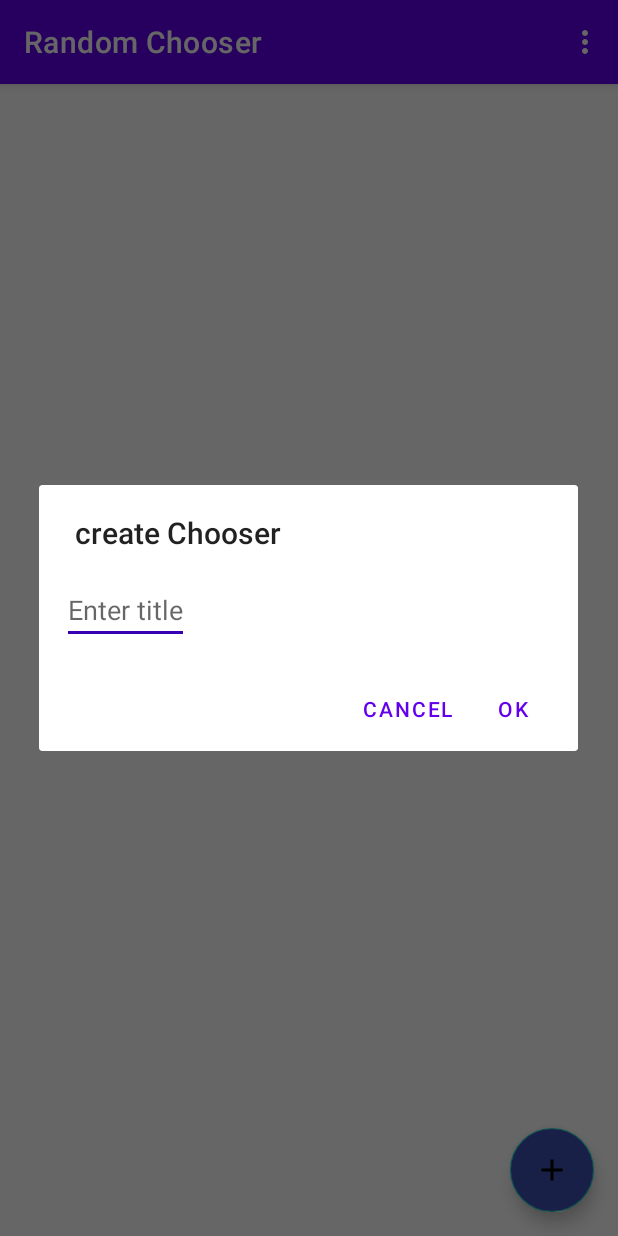
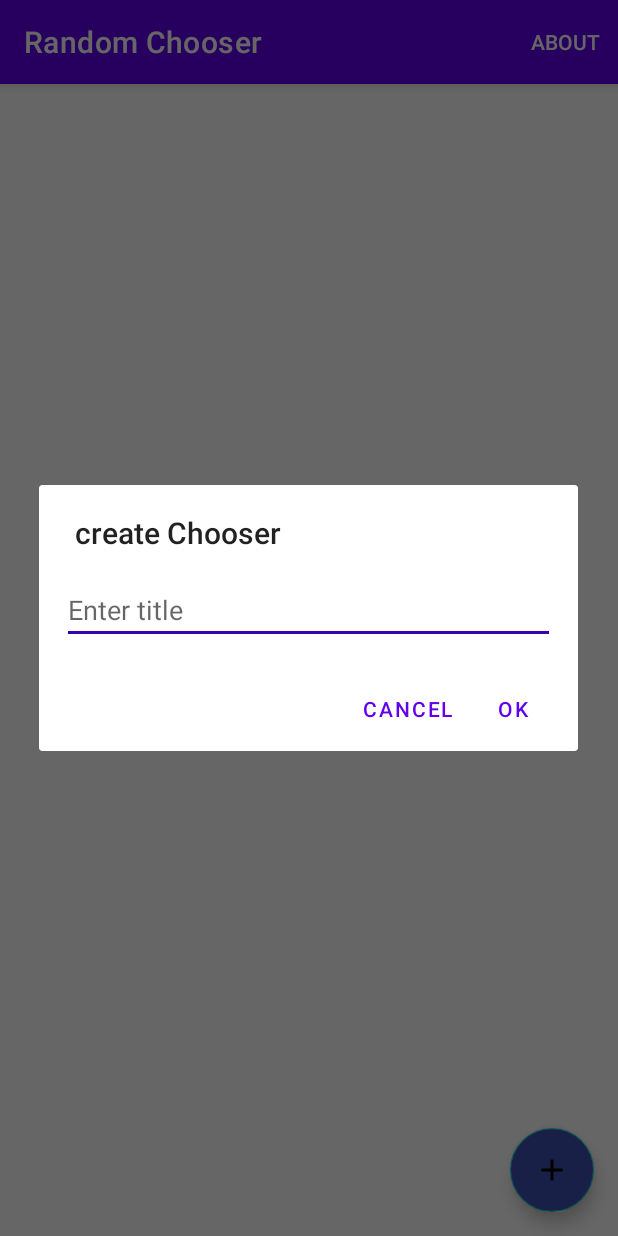
Before and after one commit to lucianojung/Random_Generator_App_With_Weighting, an Android app: the screen it shows after launch (MainActivity), after a tap on an icon or button, on a phone screen of 412 x 824 dp. Run offline under Robolectric (Android 15) with nearby library versions, the phone set to English and light mode, and no system bars; our stand-ins replace Room's generated code; libraries missing offline, so code that uses them is left out: android.arch.persistence.

Commit message:
better layout and bugfix for database, ready for release

```diff
--- a/mobile/src/main/java/de/lucianojung/random_generator/MainActivity.java
+++ b/mobile/src/main/java/de/lucianojung/random_generator/MainActivity.java
@@ -30,14 +30,14 @@ public class MainActivity<T extends Adapter> extends AppCompatActivity {
     private ListView listView;
     private AppDatabase database;
     private enum DialogType{
-        ADD, EDIT, REMOVE
+        ADD, EDIT, REMOVE, ABOUT
     }
 
     @Override
     protected void onCreate(Bundle savedInstanceState) {
         super.onCreate(savedInstanceState);
         setContentView(R.layout.activity_main);
-        Toolbar toolbar = (Toolbar) findViewById(R.id.toolbar_chooser);
+        Toolbar toolbar = findViewById(R.id.toolbar_chooser);
         setSupportActionBar(toolbar);
 
         //TaskList
@@ -74,20 +74,23 @@ public class MainActivity<T extends Adapter> extends AppCompatActivity {
         fab.setOnClickListener(new View.OnClickListener() {
             @Override
             public void onClick(View view) {
+//                FragmentManager fragmentManager = getSupportFragmentManager();
+//                AddGeneratorDialogFragment addGeneratorDialogFragment = AddGeneratorDialogFragment.newInstance("Some Title");
+//                addGeneratorDialogFragment.show(fragmentManager, getString(R.string.dialog_title_create_generator));
                 showDialog(DialogType.ADD, null);
             }
         });
-        loadDatabase();
-
     }
 
     @Override
     public void onStart() {
+        loadDatabase();
         super.onStart();
     }
 
     @SuppressLint("StaticFieldLeak")
     private void loadDatabase() {
+        generatorArrayAdapter.clear();
         new AsyncTask<Void, Void, List<RandomGenerator>>(){
             @Override
             protected List<RandomGenerator> doInBackground(Void... params) {
@@ -99,6 +102,12 @@ public class MainActivity<T extends Adapter> extends AppCompatActivity {
                 generatorArrayAdapter.addAll(items);
             }
         }.execute();
+    }
+
+    @Override
+    public void onStop() {
+        generatorArrayAdapter.clear();
+        super.onStop();
     }
 
     @Override
@@ -116,7 +125,8 @@ public class MainActivity<T extends Adapter> extends AppCompatActivity {
         int id = item.getItemId();
 
         //noinspection SimplifiableIfStatement
-        if (id == R.id.action_settings) {
+        if (id == R.id.action_about) {
+            showDialog(DialogType.ABOUT, null);
             return true;
         }
 
@@ -133,15 +143,15 @@ public class MainActivity<T extends Adapter> extends AppCompatActivity {
         AlertDialog.Builder dialogBuilder = new AlertDialog.Builder(this);
 
         LayoutInflater inflater = getLayoutInflater();
-        View view = inflater.inflate(R.layout.new_chooser_dialog, null);
+        View view = inflater.inflate(R.layout.fragment_generator_dialog, null);
 
-        final EditText text = view.findViewById(R.id.edit_text);
+        final EditText text = view.findViewById(R.id.edit_generator_title);
 
         switch (dialogType) {
             case ADD:
                 dialogBuilder
                         .setView(view)
-                        .setTitle(getString(R.string.dialog_title_create_chooser))
+                        .setTitle(getString(R.string.dialog_title_create_generator))
                         .setPositiveButton(getString(R.string.ok), new DialogInterface.OnClickListener() {
                             @Override
                             public void onClick(DialogInterface dialog, int which) {
@@ -164,8 +174,8 @@ public class MainActivity<T extends Adapter> extends AppCompatActivity {
                             @Override
                             public void onClick(DialogInterface dialog, int which) {
                                 if (text.getText() != null && text.getText().toString().length() > 0) {
-                                    deleteRandomGenerator(randomGenerator);
-                                    insertRandomGenerator(new RandomGenerator(0, text.getText().toString()));
+                                    randomGenerator.setName(text.getText().toString());
+                                    updateRandomGenerator(randomGenerator);
                                 } else {
                                     Toast.makeText(MainActivity.this, getString(R.string.empty_string_warning), Toast.LENGTH_SHORT).show();
                                 }
@@ -184,7 +194,15 @@ public class MainActivity<T extends Adapter> extends AppCompatActivity {
                         });
                 break;
             default:
-                break;
+                dialogBuilder
+                        .setMessage(getString(R.string.action_about_text))
+                        .setPositiveButton("OK", new DialogInterface.OnClickListener() {
+                            @Override
+                            public void onClick(DialogInterface dialog, int which) {
+                                return;
+                            }
+                        }).show();
+                return;
         }
 
         dialogBuilder.setNegativeButton(getString(R.string.cancel), new DialogInterface.OnClickListener() {
@@ -199,13 +217,13 @@ public class MainActivity<T extends Adapter> extends AppCompatActivity {
     private ArrayAdapter<RandomGenerator> getGeneratorArrayAdapter(){
         final LayoutInflater inflater = (LayoutInflater) getSystemService(LAYOUT_INFLATER_SERVICE);
 
-        ArrayAdapter<RandomGenerator> adapter = new ArrayAdapter<RandomGenerator>(this, R.layout.listitem_view_chooser){
+        ArrayAdapter<RandomGenerator> adapter = new ArrayAdapter<RandomGenerator>(this, R.layout.listitem_view_generator){
 
             @Override
             public View getView(int position, View convertView, ViewGroup parent){
                 View view;
                 if (convertView == null)
-                    view = inflater.inflate(R.layout.listitem_view_chooser, parent, false);
+                    view = inflater.inflate(R.layout.listitem_view_generator, parent, false);
                 else
                     view = convertView;
 
@@ -231,13 +249,17 @@ public class MainActivity<T extends Adapter> extends AppCompatActivity {
                 return null;
             }
         }.execute();
-        generatorArrayAdapter.add(randomGenerator);
+        loadDatabase();
     }
 
     private void deleteRandomGenerator(final RandomGenerator randomGenerator) {
         new AsyncTask<Void, Void, Void>() {
             @Override
             protected Void doInBackground(Void... voids) {
+                List<RandomVariable> randomVariables = database.randomVariableDAO().getAllRandomVariablesByGID(randomGenerator.getGid());
+                for (RandomVariable variable : randomVariables) {
+                    database.randomVariableDAO().delete(variable);
+                }
                 database.randomGeneratorDAO().delete(randomGenerator);
                 return null;
             }
@@ -253,7 +275,7 @@ public class MainActivity<T extends Adapter> extends AppCompatActivity {
                 return null;
             }
         }.execute();
-        generatorArrayAdapter.remove(randomGenerator);
+        generatorArrayAdapter.notifyDataSetChanged();
     }
 }
 
--- a/mobile/src/main/java/de/lucianojung/random_generator/RandomGeneratorDAO.java
+++ b/mobile/src/main/java/de/lucianojung/random_generator/RandomGeneratorDAO.java
@@ -17,8 +17,8 @@ public interface RandomGeneratorDAO {
     @Query("SELECT * FROM RandomGenerator WHERE gid = :randomGeneratorID")
     List<RandomGenerator> loadById(long randomGeneratorID);
 
-//    @Query("SELECT * FROM RandomGenerator WHERE name LIKE :name")
-//    RandomGenerator findByName(String name);
+    @Query("SELECT * FROM RandomGenerator WHERE name LIKE :name")
+    RandomGenerator findByName(String name);
 
     @Insert
     void insertAll(RandomGenerator... randomGenerators);
--- a/mobile/src/main/res/layout/activity_main.xml
+++ b/mobile/src/main/res/layout/activity_main.xml
@@ -25,8 +25,9 @@
     <ListView
         android:id="@+id/chooser_list"
         android:layout_below="@+id/appbar_layout_main"
-        android:layout_width="wrap_content"
-        android:layout_height="wrap_content" />
+        android:layout_width="fill_parent"
+        android:layout_height="fill_parent"
+        android:paddingBottom="@dimen/item_height"/>
 
     <android.support.design.widget.FloatingActionButton
         android:id="@+id/fab_chooser"
--- /dev/null
+++ b/mobile/src/main/res/layout/fragment_generator_dialog.xml
@@ -0,0 +1,27 @@
+<?xml version="1.0" encoding="utf-8"?>
+<android.support.constraint.ConstraintLayout xmlns:android="http://schemas.android.com/apk/res/android"
+    xmlns:app="http://schemas.android.com/apk/res-auto"
+    android:layout_width="match_parent"
+    android:layout_height="match_parent">
+
+    <LinearLayout
+        android:layout_width="0dp"
+        android:layout_height="wrap_content"
+        android:orientation="vertical"
+        app:layout_constraintEnd_toEndOf="parent"
+        app:layout_constraintStart_toStartOf="parent"
+        app:layout_constraintTop_toTopOf="parent">
+
+        <EditText
+            android:id="@+id/edit_generator_title"
+            android:layout_width="match_parent"
+            android:layout_height="wrap_content"
+            android:layout_margin="15dp"
+            android:inputType="text"
+            android:autofillHints="@string/autofill_hint_text"
+            android:hint="@string/name_dialog_text_chooser" />
+
+        <!--todo add DropDown for Type and/ or image -->
+
+    </LinearLayout>
+</android.support.constraint.ConstraintLayout>
--- a/mobile/src/main/res/layout/new_chooser_dialog.xml
+++ /dev/null
@@ -1,21 +0,0 @@
-<?xml version="1.0" encoding="utf-8"?>
-<android.support.constraint.ConstraintLayout
-    xmlns:android="http://schemas.android.com/apk/res/android" android:layout_width="match_parent"
-    android:layout_height="match_parent">
-
-    <LinearLayout
-        android:layout_width="wrap_content"
-        android:layout_height="wrap_content"
-        android:orientation="vertical">
-
-        <EditText
-            android:id="@+id/edit_text"
-            android:layout_width="match_parent"
-            android:layout_height="wrap_content"
-            android:layout_margin="15dp"
-            android:hint="@string/name_dialog_text_chooser" />
-
-        <!--todo add DropDown for Type and/ or image -->
-
-    </LinearLayout>
-</android.support.constraint.ConstraintLayout>
--- a/mobile/src/main/res/menu/menu_main.xml
+++ b/mobile/src/main/res/menu/menu_main.xml
@@ -3,8 +3,8 @@
     xmlns:tools="http://schemas.android.com/tools"
     tools:context="de.lucianojung.random_generator.MainActivity">
     <item
-        android:id="@+id/action_settings"
+        android:id="@+id/action_about"
         android:orderInCategory="100"
-        android:title="@string/action_settings"
-        app:showAsAction="never" />
+        android:title="@string/action_about"
+        app:showAsAction="ifRoom" />
 </menu>
--- a/mobile/src/main/res/values/dimens.xml
+++ b/mobile/src/main/res/values/dimens.xml
@@ -2,4 +2,7 @@
     <dimen name="fab_margin">16dp</dimen>
     <dimen name="dice_button_height">64dp</dimen>
     <dimen name="item_height">48dp</dimen>
+    <dimen name="image_icon">56dp</dimen>
+    <dimen name="padding">10dp</dimen>
+    <dimen name="text_padding_left">64dp</dimen>
 </resources>
--- a/mobile/src/main/res/values/strings.xml
+++ b/mobile/src/main/res/values/strings.xml
@@ -1,7 +1,7 @@
 <resources>
     <string name="app_name">Random Chooser</string>
     <string name="action_settings">Settings</string>
-    <string name="dialog_title_create_chooser">create Chooser</string>
+    <string name="dialog_title_create_generator">create Chooser</string>
     <string name="name_dialog_text_chooser">Enter title</string>
 
     <string name="choose_random_button_name">Choose random Value</string>
@@ -21,4 +21,22 @@
     <string name="cancel">Cancel</string>
     <string name="ok" translatable="false">ok</string>
     <string name="delete_item_message">Do you really want to delete this Item?</string>
-    </resources>
+    <string name="autofill_hint_number">only numbers</string>
+    <string name="autofill_hint_text">only text</string>
+    <string name="action_about">About</string>
+    <string name="action_about_text">
+        This App is a single Person programmed Application.\n\n
+        I will develop this App in the Future.\n
+        Planned Features are:\n
+        - a choosing Animation\n
+        - Settings like Sorting, Weighting in Percentage, Animation\n
+        - a Drop Down for Generator Types\n
+            -> Image Generators for random Image Selection\n
+        - Drag and Drop Items\n
+        ... and more\n\n
+        The Code for this App is free visible on Github:\n
+        https://github.com/lucianojung/Random_Generator_App_With_Weighting\n
+        For Feedback send an Email at:\n
+        LucianoJ@posteo.de :)
+    </string>
+</resources>
```
Also changed, not shown: mobile/src/main/java/de/lucianojung/random_generator/ValueListActivity.java (+108 -26 lines), mobile/src/main/res/layout/activity_valuelist.xml (+4 -3 lines), mobile/src/main/res/layout/content_main.xml (deleted, +0 -20 lines), mobile/src/main/res/layout/fragment_variable_dialog.xml (renamed from mobile/src/main/res/layout/new_value_dialog.xml, +13 -4 lines), mobile/src/main/res/layout/listitem_view_chooser.xml (deleted, +0 -11 lines), mobile/src/main/res/layout/listitem_view_generator.xml (added, +28 -0 lines), mobile/src/main/res/layout/listitem_view_value.xml (deleted, +0 -27 lines), mobile/src/main/res/layout/listitem_view_variable.xml (added, +25 -0 lines), mobile/src/main/res/navigation/nav_graph.xml (+5 -6 lines), mobile/src/main/res/drawable/randomized_dice_960_720.png (added), 3 other files.
